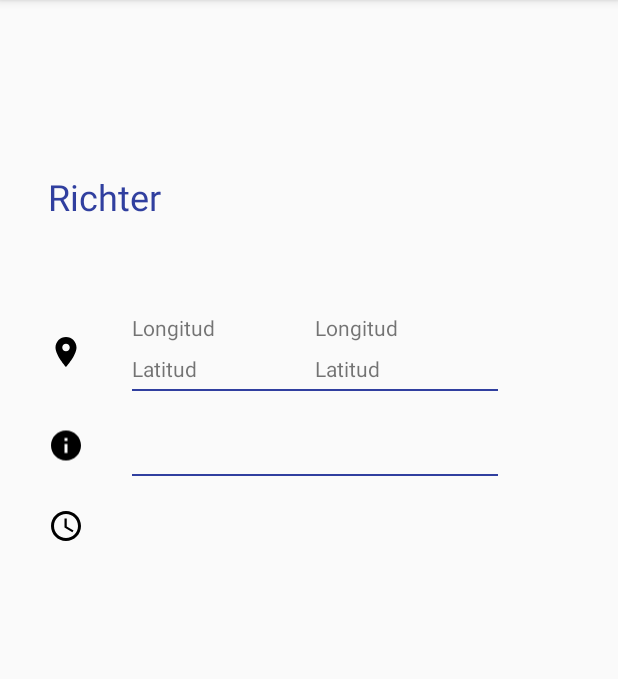
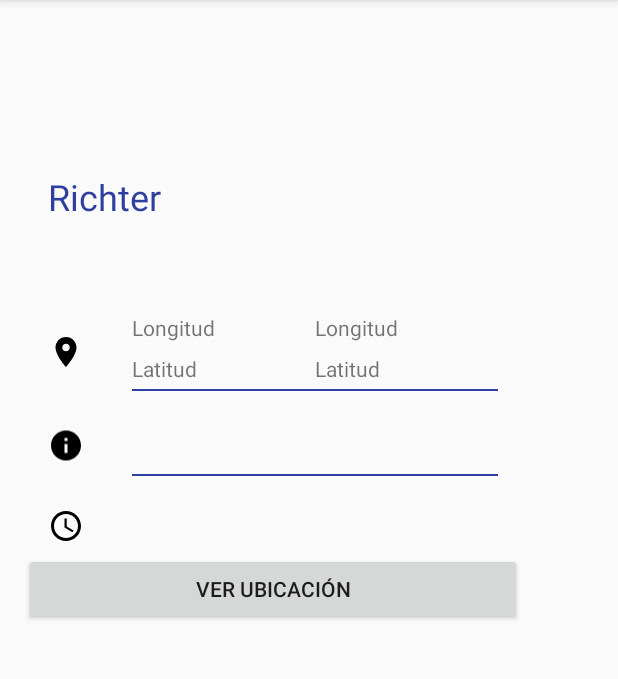
Before and after one commit to richardmazo/android-terremotos-app, an Android app: the DetailActivity screen opened directly, with no data from a screen before it, on a phone screen of 412 x 824 dp, the part 84-763 px from its top. Run offline under Robolectric (Android 15) with nearby library versions, the phone set to English and light mode, and no system bars; 1 statement that could not run was skipped.

Commit message:
Refactoring code and adding Map layout and class Map :D

```diff
--- a/Terremotosenelmundo/app/src/main/java/richard/terremotosenelmundo/DetailActivity.java
+++ b/Terremotosenelmundo/app/src/main/java/richard/terremotosenelmundo/DetailActivity.java
@@ -1,8 +1,8 @@
 package richard.terremotosenelmundo;
 
-import android.support.v7.app.AppCompatActivity;
 import android.os.Bundle;
 import android.widget.TextView;
+import androidx.appcompat.app.AppCompatActivity;
 
 import java.text.SimpleDateFormat;
 import java.util.Date;
--- a/Terremotosenelmundo/app/src/main/java/richard/terremotosenelmundo/EqAdapter.java
+++ b/Terremotosenelmundo/app/src/main/java/richard/terremotosenelmundo/EqAdapter.java
@@ -1,13 +1,15 @@
 package richard.terremotosenelmundo;
 
 import android.content.Context;
-import android.support.annotation.NonNull;
-import android.support.annotation.Nullable;
+//import android.support.annotation.NonNull;
+//import android.support.annotation.Nullable;
 import android.view.LayoutInflater;
 import android.view.View;
 import android.view.ViewGroup;
 import android.widget.ArrayAdapter;
 import android.widget.TextView;
+
+import androidx.annotation.NonNull;
 
 import java.util.ArrayList;
 import java.util.List;
--- a/Terremotosenelmundo/app/src/main/res/layout/activity_detail.xml
+++ b/Terremotosenelmundo/app/src/main/res/layout/activity_detail.xml
@@ -1,6 +1,7 @@
 <?xml version="1.0" encoding="utf-8"?>
 <LinearLayout
     xmlns:android="http://schemas.android.com/apk/res/android"
+    xmlns:app="http://schemas.android.com/apk/res-auto"
     xmlns:tools="http://schemas.android.com/tools"
     android:id="@+id/activity_detail"
     android:layout_width="match_parent"
@@ -53,7 +54,7 @@
             android:layout_height="wrap_content"
             android:layout_marginRight="@dimen/detail_activity_icon_right_margin"
             android:layout_marginEnd="@dimen/detail_activity_icon_right_margin"
-            android:src="@drawable/ic_place_black_24px"
+            app:srcCompat="@drawable/ic_place_black_24px"
             android:layout_gravity="center_vertical"/>
 
         <LinearLayout
@@ -128,7 +129,7 @@
             android:layout_gravity="center_vertical"
             android:layout_marginEnd="@dimen/detail_activity_icon_right_margin"
             android:layout_marginRight="@dimen/detail_activity_icon_right_margin"
-            android:src="@drawable/ic_info_black_24px" />
+            app:srcCompat="@drawable/ic_info_black_24px" />
 
         <LinearLayout
             android:layout_width="match_parent"
@@ -165,7 +166,7 @@
                 android:layout_height="wrap_content"
                 android:layout_marginRight="@dimen/detail_activity_icon_right_margin"
                 android:layout_marginEnd="@dimen/detail_activity_icon_right_margin"
-                android:src="@drawable/ic_access_time_black_24px"
+                app:srcCompat="@drawable/ic_access_time_black_24px"
                 android:layout_gravity="center_vertical"/>
 
             <TextView
@@ -185,4 +186,12 @@
 
         </LinearLayout>
 
+    <Button
+        android:id="@+id/button"
+        android:layout_width="match_parent"
+        android:layout_height="wrap_content"
+        android:text="Ver ubicación"
+        android:paddingTop="@dimen/detail_activity_vertical_padding"
+        android:paddingBottom="@dimen/detail_activity_vertical_padding"/>
+
 </LinearLayout>
--- a/Terremotosenelmundo/app/src/main/res/layout/eq_list_item.xml
+++ b/Terremotosenelmundo/app/src/main/res/layout/eq_list_item.xml
@@ -1,6 +1,7 @@
 <?xml version="1.0" encoding="utf-8"?>
 <LinearLayout
     xmlns:android="http://schemas.android.com/apk/res/android"
+    xmlns:app="http://schemas.android.com/apk/res-auto"
     android:layout_width="match_parent"
     android:layout_height="match_parent"
     android:padding="16dp"
@@ -25,7 +26,7 @@
     <ImageView
         android:layout_width="wrap_content"
         android:layout_height="wrap_content"
-        android:src="@drawable/ic_keyboard_arrow_right_black_24dp"
+        app:srcCompat="@drawable/ic_keyboard_arrow_right_black_24dp"
         />
 
 </LinearLayout>
--- a/Terremotosenelmundo/app/src/main/res/values/strings.xml
+++ b/Terremotosenelmundo/app/src/main/res/values/strings.xml
@@ -5,4 +5,5 @@
     <string name="richter">Richter</string>
     <string name="longitude">Longitud</string>
     <string name="latitude">Latitude</string>
+    <string name="title_activity_maps">Map</string>
 </resources>
--- a/Terremotosenelmundo/gradle.properties
+++ b/Terremotosenelmundo/gradle.properties
@@ -10,7 +10,8 @@
 # Specifies the JVM arguments used for the daemon process.
 # The setting is particularly useful for tweaking memory settings.
 org.gradle.jvmargs=-Xmx1536m
-
+android.useAndroidX=true
+android.enableJetifier=true
 # When configured, Gradle will run in incubating parallel mode.
 # This option should only be used with decoupled projects. More details, visit
 # http://www.gradle.org/docs/current/userguide/multi_project_builds.html#sec:decoupled_projects
```
Also changed, not shown: Terremotosenelmundo/app/build.gradle (+8 -7 lines), Terremotosenelmundo/app/src/debug/res/values/google_maps_api.xml (added, +24 -0 lines), Terremotosenelmundo/app/src/main/AndroidManifest.xml (+26 -5 lines), Terremotosenelmundo/app/src/main/java/richard/terremotosenelmundo/MainActivity.java (+8 -3 lines), Terremotosenelmundo/app/src/main/java/richard/terremotosenelmundo/MapsActivity.java (added, +47 -0 lines), Terremotosenelmundo/app/src/main/res/layout/activity_main.xml (+8 -6 lines), Terremotosenelmundo/app/src/main/res/layout/activity_maps.xml (added, +8 -0 lines), 2 other files.
